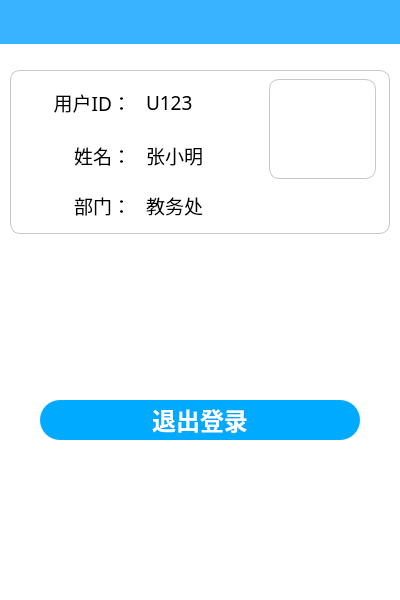
First picture: the form in pages/MinePage.ui, repository wps139hf/app, before the edit.
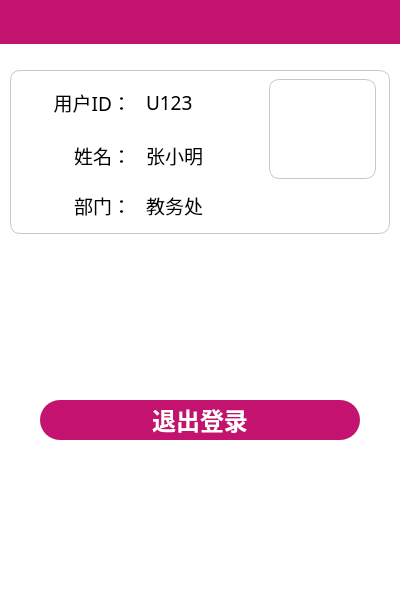
Second picture: the form after the edit. Custom widgets are drawn as their Qt base class.

Patch:
```diff
--- a/pages/MinePage.ui
+++ b/pages/MinePage.ui
@@ -38,7 +38,7 @@
       </size>
      </property>
      <property name="styleSheet">
-      <string notr="true">background-color: rgb(57, 179, 255);</string>
+      <string notr="true">background-color: rgb(196, 19, 111);</string>
      </property>
     </widget>
    </item>
@@ -319,7 +319,7 @@
        <property name="styleSheet">
         <string notr="true">QPushButton{
     border: none;
-	background-color: rgb(0, 170, 255);
+	background-color: rgb(196, 19, 111);
 	color: white;   
 	border-radius: 20px;                        
 }
```
